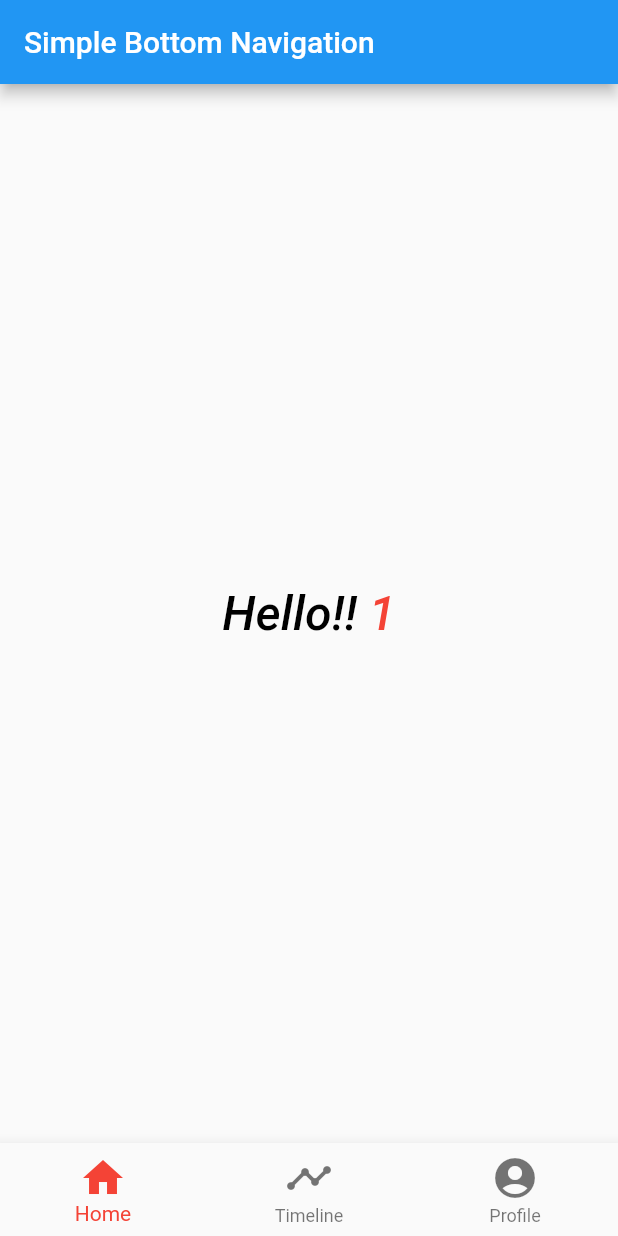
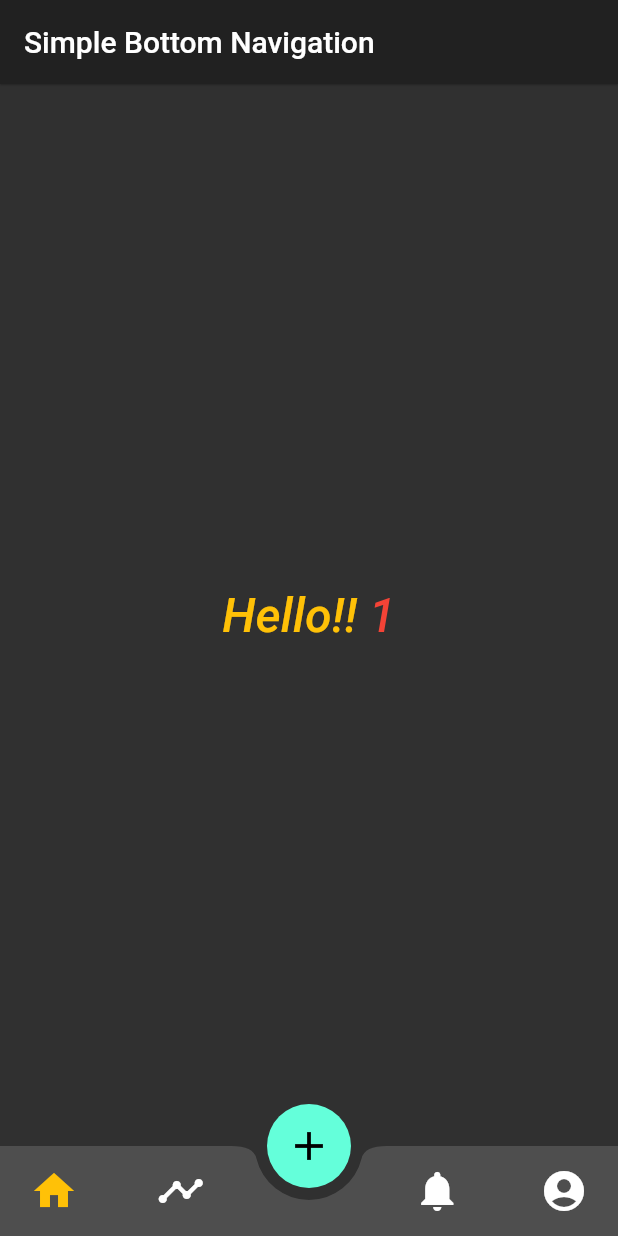
Before and after one commit to gurlivleenkainth2000/FlutterUI, a Flutter app: the screen it shows after launch, on a phone screen of 412 x 824 dp. Run offline on Flutter 3.47's test engine with Material 2 defaults, Android fonts, the phone set to English and light mode, and no system bars.

Commit message:
Bottom Navigation Bar with Floating Action Button in center of docked.

```diff
--- /dev/null
+++ b/lib/bottomNavBarPlusFloatingActionButton.dart
@@ -0,0 +1,176 @@
+import 'package:flutter/material.dart';
+
+class BottomFloatNavBarScreen extends StatefulWidget {
+  @override
+  _BottomFloatNavBarScreenState createState() => _BottomFloatNavBarScreenState();
+}
+
+class _BottomFloatNavBarScreenState extends State<BottomFloatNavBarScreen> {
+
+  int _currentIndex = 0;
+
+  @override
+  Widget build(BuildContext context) {
+    return Scaffold(
+        appBar: AppBar(
+          title: const Text('Simple Bottom Navigation'),
+          elevation: 0.5,
+        ),
+        body: Center(
+            child: RichText(
+              text: TextSpan(
+                  children: <TextSpan>[
+                    TextSpan(
+                      text: 'Hello!! ',
+                      style: TextStyle(
+                          fontSize: 32,
+                          fontWeight: FontWeight.w500,
+                          fontStyle: FontStyle.italic,
+                          color: Colors.amber
+                      ),
+                    ),
+                    TextSpan(
+                      text: '${_currentIndex + 1}',
+                      style: TextStyle(
+                          fontSize: 32,
+                          fontWeight: FontWeight.w500,
+                          fontStyle: FontStyle.italic,
+                          color: Colors.red
+                      ),
+                    ),
+                  ]
+              ),
+            )
+        ),
+        floatingActionButton: FloatingActionButton(
+          // shape: ,
+          elevation: 0,
+          onPressed: () { },
+          child: Icon(Icons.add, size: 32,),
+        ),
+        floatingActionButtonLocation: FloatingActionButtonLocation.centerDocked,
+        bottomNavigationBar: BottomAppBar(
+          shape: CircularNotchedRectangle(),
+          color: Color(0xFF4e4e4e),
+          elevation: 0.5,
+          notchMargin: 8,
+          // clipBehavior: Clip.antiAlias,
+          child: Container(
+            height: 60,
+            margin: EdgeInsets.only(left: 12, right: 12),
+              child: Row(
+                mainAxisSize: MainAxisSize.max,
+                mainAxisAlignment: MainAxisAlignment.spaceBetween,
+                children: [
+                  IconButton(
+                    tooltip: 'Home',
+                    iconSize: 32,
+                    color: _currentIndex == 0 ? Colors.amber : Colors.white,
+                    icon: Icon(Icons.home),
+                    onPressed: () {
+                      setState(() {
+                        _currentIndex = 0;
+                      });
+                    },
+                  ),
+                  IconButton(
+                    tooltip: 'Timeline',
+                    iconSize: 32,
+                    color: _currentIndex == 1 ? Colors.amber : Colors.white,
+                    icon: Icon(Icons.timeline),
+                    onPressed: () {
+                      setState(() {
+                        _currentIndex = 1;
+                      });
+                    },
+                  ),
+                  SizedBox(width: 50,),
+                  IconButton(
+                    tooltip: 'Notification',
+                    iconSize: 32,
+                    color: _currentIndex == 2 ? Colors.amber : Colors.white,
+                    icon: Icon(Icons.notifications),
+                    onPressed: () {
+                      setState(() {
+                        _currentIndex = 2;
+                      });
+                    },
+                  ),
+                  IconButton(
+                    tooltip: 'Profile',
+                    iconSize: 32,
+                    color: _currentIndex == 3 ? Colors.amber : Colors.white,
+                    icon: Icon(Icons.account_circle_rounded),
+                    onPressed: () {
+                      setState(() {
+                        _currentIndex = 3;
+                      });
+                    },
+                  ),
+                ],
+              )
+          ),
+          // child: SizedBox(
+          //   width: double.infinity,
+          //   height: 60,
+          // ),
+        )
+    );
+  }
+}
+
+/*
+child: Row(
+            mainAxisAlignment: MainAxisAlignment.spaceEvenly,
+            children: [
+              IconButton(
+                tooltip: 'Home',
+                icon: Icon(Icons.home, size: 32,),
+                onPressed: () {
+                  setState(() {
+                    _currentIndex = 0;
+                  });
+                },
+              ),
+              IconButton(
+                tooltip: 'Timeline',
+                icon: Icon(Icons.timeline, size: 32,),
+                onPressed: () {
+                  _currentIndex = 1;
+                },
+              ),
+              IconButton(
+                tooltip: 'Notification',
+                icon: Icon(Icons.notifications, size: 32,),
+                onPressed: () {
+                  _currentIndex = 2;
+                },
+              ),
+              IconButton(
+                tooltip: 'Profile',
+                icon: Icon(Icons.account_circle_rounded, size: 32,),
+                onPressed: () {
+                  setState(() {
+                    _currentIndex = 3;
+                  });
+                },
+              ),
+            ],
+          )
+BottomNavigationBarItem(
+                  icon: Icon(Icons.home, size: 32,),
+                  title: const Text('Home')
+              ),
+              BottomNavigationBarItem(
+                  icon: Icon(Icons.timeline, size: 32,),
+                  title: const Text('Timeline')
+              ),
+              BottomNavigationBarItem(
+                  icon: Icon(Icons.notifications, size: 32,),
+                  title: const Text('Notification')
+              ),
+              BottomNavigationBarItem(
+                  icon: Icon(Icons.account_circle_rounded, size: 32,),
+                  title: const Text('Profile')
+              ),
+ */
--- a/lib/main.dart
+++ b/lib/main.dart
@@ -1,7 +1,9 @@
+import 'package:flutter/cupertino.dart';
 import 'package:flutter/material.dart';
-import 'package:flutter_ui_snippets/bottomNavBar.dart';
-import 'package:flutter_ui_snippets/bottomNavigation.dart';
-import 'package:flutter_ui_snippets/customTabBar.dart';
+import 'package:flutter_ui_snippets/bottomNavBar.dart';                           // bottom navigation with bottomNavigationBar
+import 'package:flutter_ui_snippets/bottomNavigation.dart';                       // bottom navigation with defaultTabController
+import 'package:flutter_ui_snippets/customTabBar.dart';                           // appBar bottom navigation
+import 'package:flutter_ui_snippets/bottomNavBarPlusFloatingActionButton.dart';   // bottom navigation bar with floating action button in center
 
 void main() {
   runApp(MyApp());
@@ -15,9 +17,10 @@ class MyApp extends StatelessWidget {
       title: 'Flutter Demo',
       theme: ThemeData(
         primarySwatch: Colors.blue,
+        brightness: Brightness.dark,
         visualDensity: VisualDensity.adaptivePlatformDensity,
       ),
-      home: BottomNavBarScreen(),
+      home: BottomFloatNavBarScreen(),
     );
   }
 }
```
